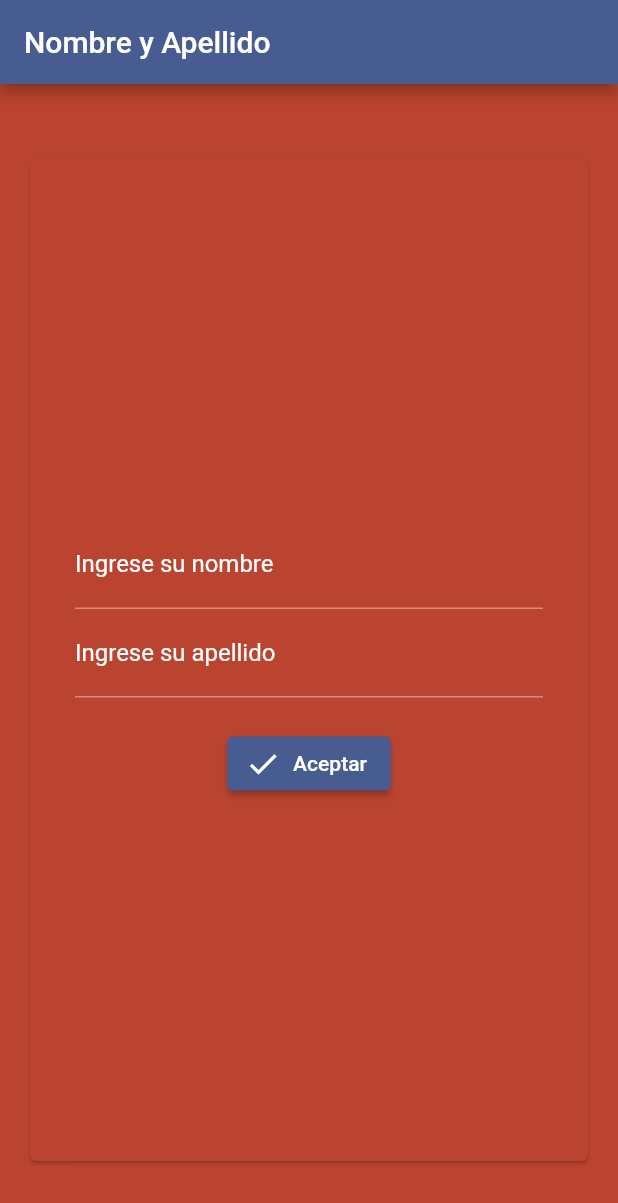
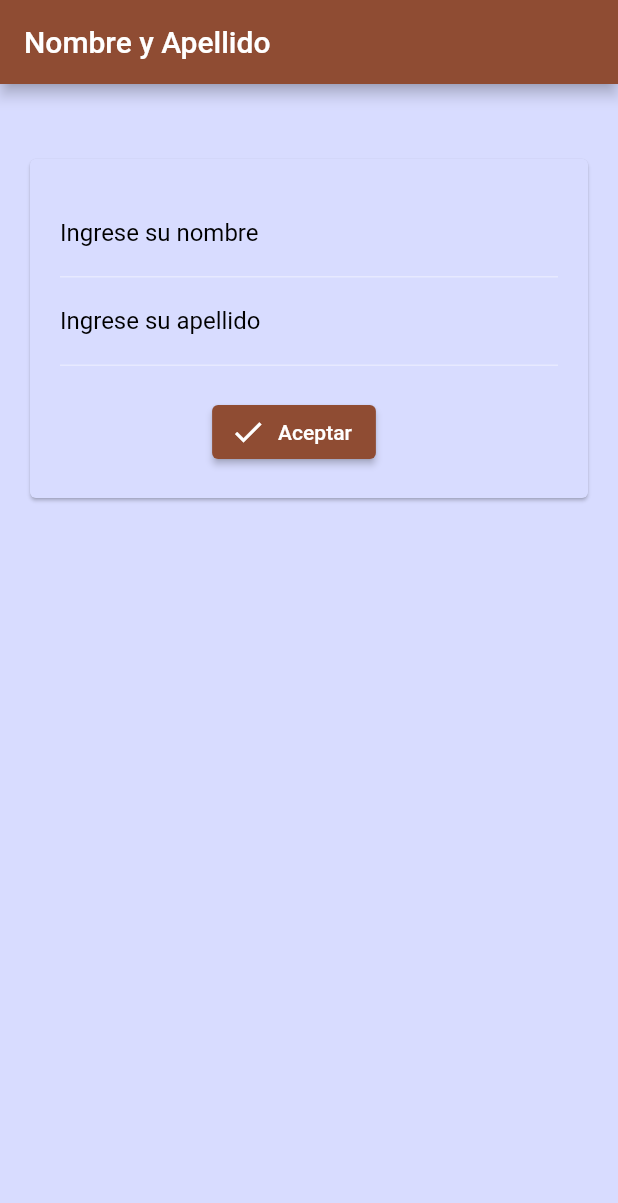
Before and after one commit to PaolaLorenzatto/examen_flutter, a Flutter app: the screen it shows after launch, on a phone screen of 412 x 824 dp. Shown: the top 1203 px of the screen. Run offline on Flutter 3.47's test engine with Material 2 defaults, Android fonts, the phone set to English and light mode, and no system bars.

Commit message:
cambio de colores

```diff
--- a/lib/main.dart
+++ b/lib/main.dart
@@ -16,10 +16,10 @@ class MyApp extends StatelessWidget {
       title: 'Examen Flutter',
       theme: ThemeData.from(
         colorScheme: ColorScheme.fromSeed(
-          seedColor: const Color(0xFF313D5A),
-          secondary: const Color(0xFFBB4430),
-          surface: const Color(0xFFBB4430),
-          background: const Color(0xFFFFEAEE),
+          seedColor: const Color(0xFFFAAA8D),
+          secondary: const Color(0xFF19297C),
+          surface: const Color(0xFFD8DCFF),
+          background: const Color(0xFFAEADF0),
           onSurface: Colors.white,
           onSecondary: Colors.black,
         ),
--- a/lib/nombre_apellido.dart
+++ b/lib/nombre_apellido.dart
@@ -13,11 +13,12 @@ class _NombreApellidoWidgetState extends State<NombreApellidoWidget> {
   String _nombre = '';
   String _apellido = '';
   String _randomList = '';
+  bool _showLetter = false;
 
   void ingresarNombreyApellido() {
     String _abc = 'ABCDEFGHIJKLMÑOPQRSTUVWZ';
     _randomList = '';
-
+    FocusScope.of(context).unfocus();
     if (_formKey.currentState!.validate()) {
       _formKey.currentState!.save();
       _formKey.currentState!.reset();
@@ -43,6 +44,7 @@ class _NombreApellidoWidgetState extends State<NombreApellidoWidget> {
             i++;
           }
         }
+        _randomList.trim();
       }
 
       showDialog(
@@ -53,7 +55,8 @@ class _NombreApellidoWidgetState extends State<NombreApellidoWidget> {
                   'El nombre y apellido ingresado deben contener más de tres letras distintas, intente nuevamente.',
                   style: TextStyle(
                     fontSize: 20,
-                  ),textAlign: TextAlign.center,
+                  ),
+                  textAlign: TextAlign.center,
                 )
               : RichText(
                   textAlign: TextAlign.center,
@@ -73,11 +76,19 @@ class _NombreApellidoWidgetState extends State<NombreApellidoWidget> {
                   ]),
                 ),
           actions: [
-            TextButton(
+            ElevatedButton(
               onPressed: () {
+                setState(() {
+                  _showLetter = true;
+                });
+
                 Navigator.of(context).pop();
               },
-              child: const Text('Aceptar'),
+              child: Text(
+                'Aceptar',
+                /* style:
+                    TextStyle(color: Theme.of(context).colorScheme.secondary), */
+              ),
             ),
           ],
         ),
@@ -92,16 +103,67 @@ class _NombreApellidoWidgetState extends State<NombreApellidoWidget> {
         vertical: 50,
         horizontal: 20,
       ),
+      child: SingleChildScrollView(
         child: Form(
           key: _formKey,
           child: Padding(
             padding: const EdgeInsets.all(
-            30.0,
+              20.0,
             ),
             child: Column(
               mainAxisAlignment: MainAxisAlignment.center,
               children: [
-              if (_randomList.isNotEmpty)
+                TextFormField(
+                  validator: (value) =>
+                      value!.isEmpty ? 'Por favor ingrese su nombre' : null,
+                  textAlign: TextAlign.center,
+                  style: const TextStyle(color: Colors.black),
+                  decoration: const InputDecoration(
+                    label: Text(
+                      'Ingrese su nombre',
+                      textAlign: TextAlign.center,
+                      style: TextStyle(color: Colors.black),
+                    ),
+                  ),
+                  onSaved: (value) {
+                    setState(() {
+                      _nombre = value.toString();
+                    });
+                  },
+                ),
+                TextFormField(
+                  style: const TextStyle(color: Colors.black),
+                  validator: (value) =>
+                      value!.isEmpty ? 'Por favor ingrese su apellido' : null,
+                  textAlign: TextAlign.center,
+                  decoration: const InputDecoration(
+                    label: Text(
+                      'Ingrese su apellido',
+                      textAlign: TextAlign.center,
+                      style: TextStyle(color: Colors.black),
+                    ),
+                  ),
+                  onSaved: (value) {
+                    setState(() {
+                      _apellido = value.toString();
+                    });
+                  },
+                ),
+                const SizedBox(
+                  height: 20,
+                ),
+                Row(
+                  mainAxisAlignment: MainAxisAlignment.center,
+                  children: [
+                    ElevatedButton.icon(
+                      onPressed: ingresarNombreyApellido,
+                      icon: const Icon(Icons.done),
+                      label: const Text('Aceptar'),
+                    ),
+                    const SizedBox(
+                      width: 20,
+                    ),
+                    if (_randomList.isNotEmpty && _showLetter)
                       Center(
                         child: Card(
                           child: Padding(
@@ -120,51 +182,10 @@ class _NombreApellidoWidgetState extends State<NombreApellidoWidget> {
                           color: Theme.of(context).colorScheme.primary,
                         ),
                       ),
-              TextFormField(
-                validator: (value) =>
-                    value!.isEmpty ? 'Por favor ingrese su nombre' : null,
-                textAlign: TextAlign.center,
-                style: const TextStyle(color: Colors.white),
-                decoration: const InputDecoration(
-                  label: Text(
-                    'Ingrese su nombre',
-                    textAlign: TextAlign.center,
-                    style: TextStyle(color: Colors.white),
-                  ),
-                ),
-                onSaved: (value) {
-                  setState(() {
-                    _nombre = value.toString();
-                  });
-                },
-              ),
-              TextFormField(
-                style: const TextStyle(color: Colors.white),
-                validator: (value) =>
-                    value!.isEmpty ? 'Por favor ingrese su apellido' : null,
-                textAlign: TextAlign.center,
-                decoration: const InputDecoration(
-                  label: Text(
-                    'Ingrese su apellido',
-                    textAlign: TextAlign.center,
-                    style: TextStyle(color: Colors.white),
-                  ),
-                ),
-                onSaved: (value) {
-                  setState(() {
-                    _apellido = value.toString();
-                  });
-                },
-              ),
-              const SizedBox(
-                height: 20,
-              ),
-              ElevatedButton.icon(
-                onPressed: ingresarNombreyApellido,
-                icon: const Icon(Icons.done),
-                label: const Text('Aceptar'),
+                  ],
                 ),
               ],
+            ),
           ),
         ),
       ),
```
Lines whose indentation alone changed are shown as unchanged.
